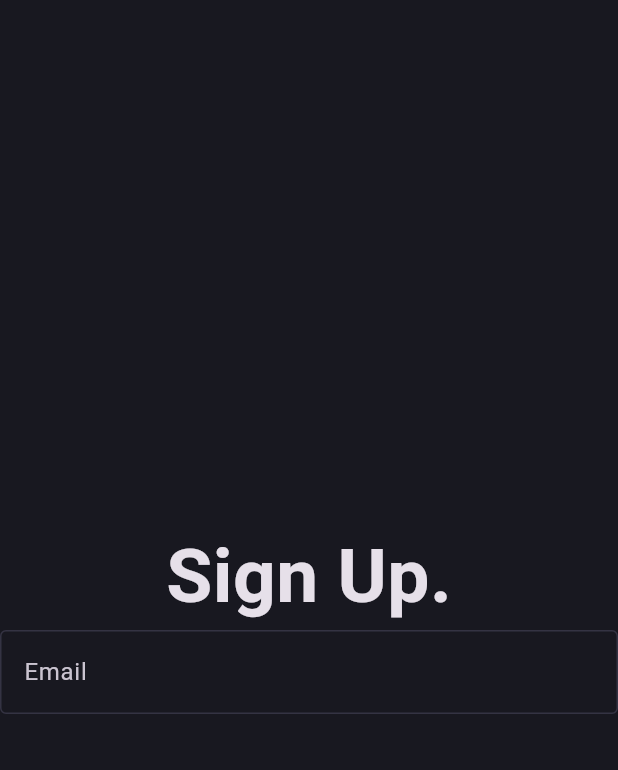
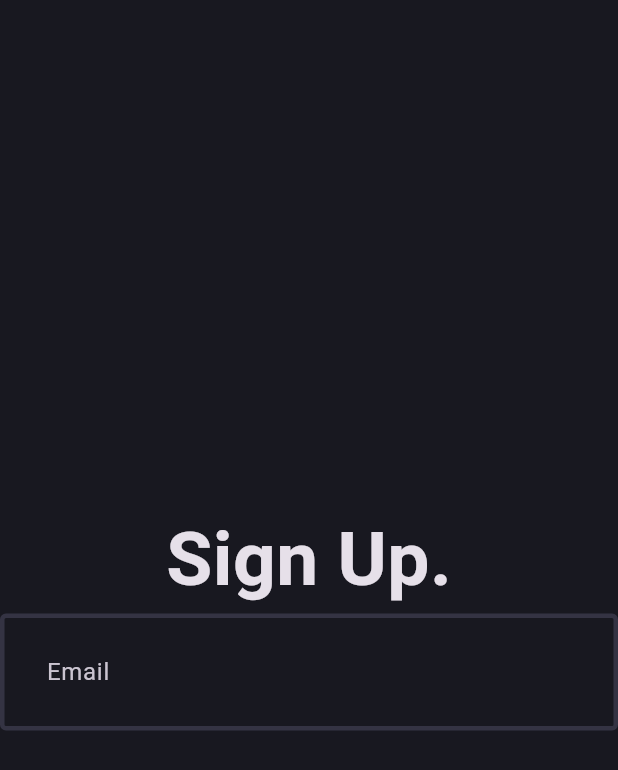
Before and after one commit to shinziki/blog_app, a Flutter app: the screen it shows after launch, on a phone screen of 412 x 824 dp. Shown: the top 770 px of the screen. Run offline on Flutter 3.47's test engine with Material 3 defaults, Android fonts, the phone set to English and light mode, and no system bars.

Commit message:
Adding width and border for the Email entry

```diff
--- a/lib/core/theme/theme.dart
+++ b/lib/core/theme/theme.dart
@@ -5,9 +5,11 @@ class AppTheme {
   static final darkThemeMode = ThemeData.dark().copyWith(
     scaffoldBackgroundColor: AppPallete.backgroundColor,
     inputDecorationTheme: InputDecorationTheme(
+      contentPadding: const EdgeInsets.all(27),
       enabledBorder: OutlineInputBorder(
         borderSide: BorderSide(
           color: AppPallete.borderColor,
+          width: 3,
         )
       ),
     )
```
